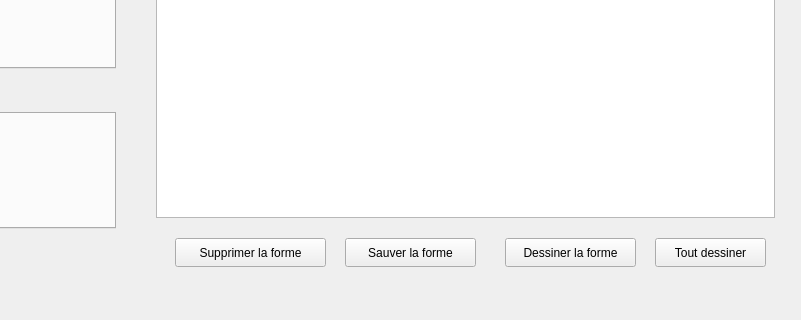
Old version of the form src/mainwindow.ui in the repository lesquoyb/projet_synthese; both pictures show x 505 to 1306 and y 292 to 612 of the 1306 by 612 pixel window.
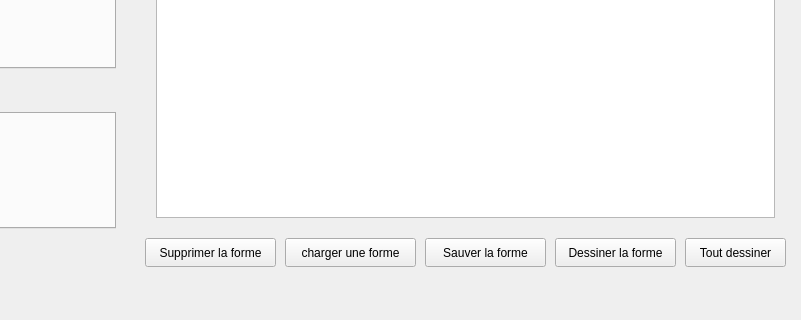
New version of the form. Icons and pictures are not drawn.

Commit message: GUI++, rectification COR

```diff
--- a/src/mainwindow.ui
+++ b/src/mainwindow.ui
@@ -1260,9 +1260,9 @@
    <widget class="QPushButton" name="supprimer">
     <property name="geometry">
      <rect>
-      <x>680</x>
+      <x>650</x>
       <y>530</y>
-      <width>151</width>
+      <width>131</width>
       <height>29</height>
      </rect>
     </property>
@@ -1273,9 +1273,9 @@
    <widget class="QPushButton" name="dessiner_forme">
     <property name="geometry">
      <rect>
-      <x>1010</x>
+      <x>1060</x>
       <y>530</y>
-      <width>131</width>
+      <width>121</width>
       <height>29</height>
      </rect>
     </property>
@@ -1286,9 +1286,9 @@
    <widget class="QPushButton" name="dessiner_tout">
     <property name="geometry">
      <rect>
-      <x>1160</x>
+      <x>1190</x>
       <y>530</y>
-      <width>111</width>
+      <width>101</width>
       <height>29</height>
      </rect>
     </property>
@@ -1338,9 +1338,9 @@
    <widget class="QPushButton" name="sauver">
     <property name="geometry">
      <rect>
-      <x>850</x>
+      <x>930</x>
       <y>530</y>
-      <width>131</width>
+      <width>121</width>
       <height>29</height>
      </rect>
     </property>
@@ -1415,6 +1415,19 @@
      </layout>
     </widget>
    </widget>
+   <widget class="QPushButton" name="chargement">
+    <property name="geometry">
+     <rect>
+      <x>790</x>
+      <y>530</y>
+      <width>131</width>
+      <height>29</height>
+     </rect>
+    </property>
+    <property name="text">
+     <string>charger une forme</string>
+    </property>
+   </widget>
   </widget>
   <widget class="QMenuBar" name="menuBar">
    <property name="geometry">
```
The commit also changes 3 other files.
